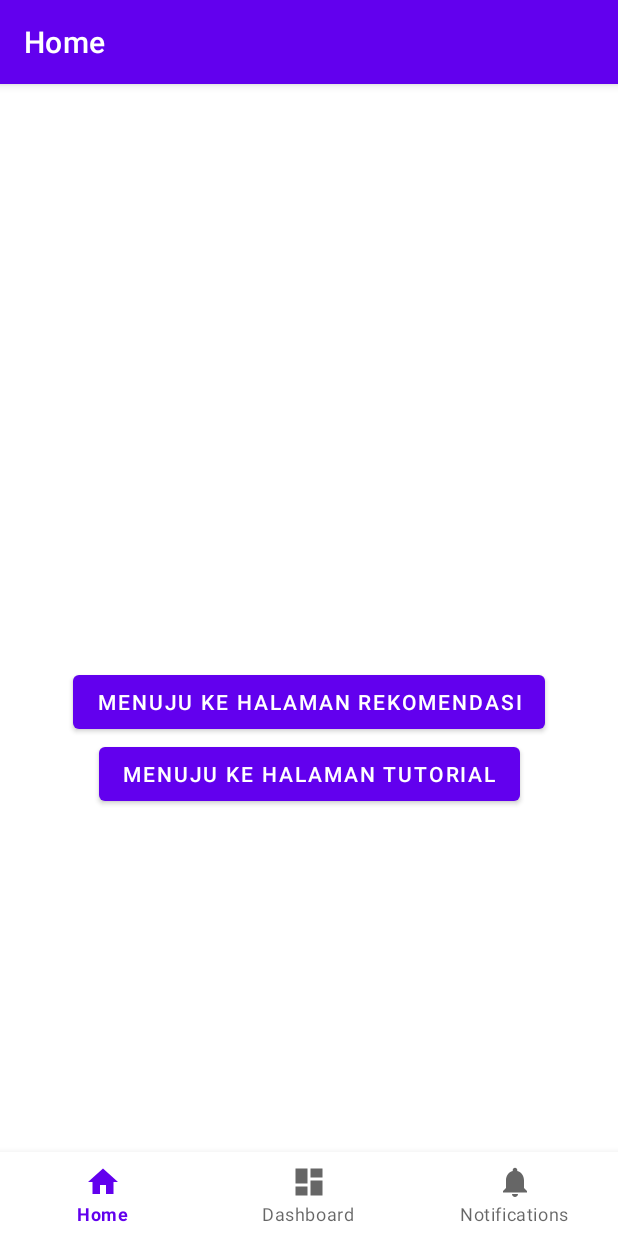
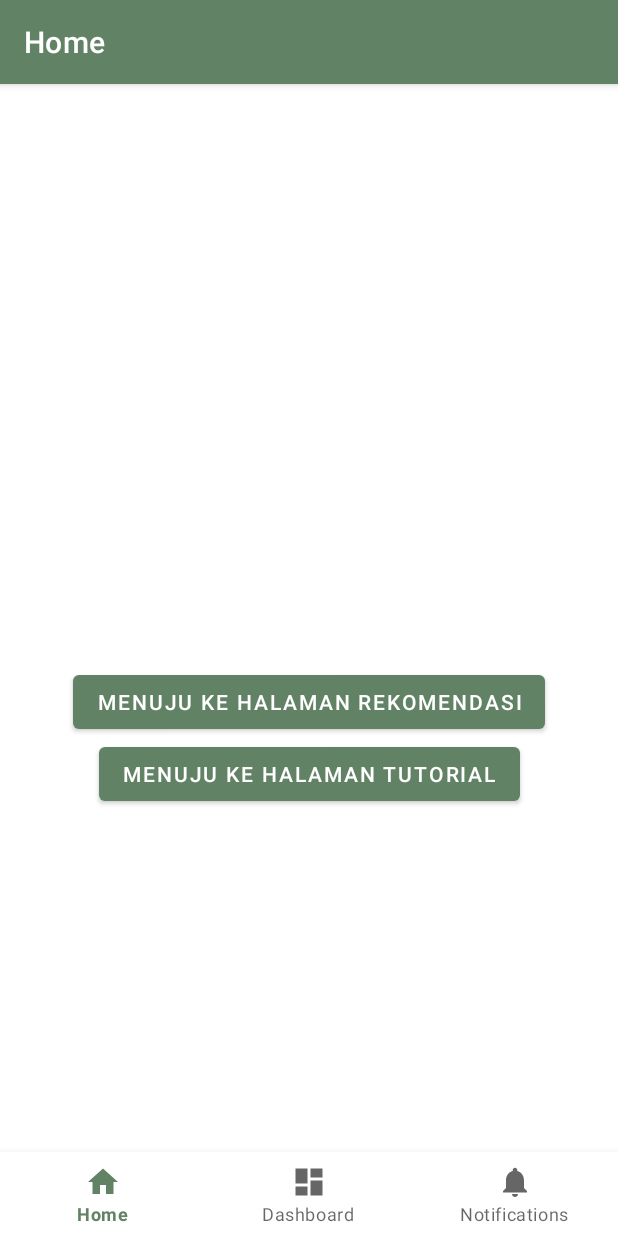
Before and after one commit to dheepss123/EcoDo, an Android app: the screen it shows after launch (MainActivity), on a phone screen of 412 x 824 dp. Run offline under Robolectric (Android 15) with nearby library versions, the phone set to English and light mode, and no system bars; our stand-ins replace navigation-ui.

Commit message:
Update color

```diff
--- a/md/EcoDo/app/src/main/res/values-night/themes.xml
+++ b/md/EcoDo/app/src/main/res/values-night/themes.xml
@@ -2,12 +2,12 @@
     <!-- Base application theme. -->
     <style name="Theme.EcoDo" parent="Theme.MaterialComponents.DayNight.DarkActionBar">
         <!-- Primary brand color. -->
-        <item name="colorPrimary">@color/purple_200</item>
-        <item name="colorPrimaryVariant">@color/purple_700</item>
+        <item name="colorPrimary">@color/dusty_green</item>
+        <item name="colorPrimaryVariant">@color/green</item>
         <item name="colorOnPrimary">@color/black</item>
         <!-- Secondary brand color. -->
-        <item name="colorSecondary">@color/teal_200</item>
-        <item name="colorSecondaryVariant">@color/teal_200</item>
+        <item name="colorSecondary">@color/sprout</item>
+        <item name="colorSecondaryVariant">@color/sprout</item>
         <item name="colorOnSecondary">@color/black</item>
         <!-- Status bar color. -->
         <item name="android:statusBarColor">?attr/colorPrimaryVariant</item>
--- a/md/EcoDo/app/src/main/res/values/colors.xml
+++ b/md/EcoDo/app/src/main/res/values/colors.xml
@@ -8,5 +8,9 @@
     <color name="black">#FF000000</color>
     <color name="white">#FFFFFFFF</color>
     <color name="green">#FF136D33</color>
+    <color name="glade_green">#618264</color>
+    <color name="dusty_green">#79AC78</color>
+    <color name="sprout">#B0D9B1</color>
+    <color name="surf_crest">#D0E7D2</color>
     <color name="filter_color">#F3F4EE</color>
 </resources>
--- a/md/EcoDo/app/src/main/res/values/themes.xml
+++ b/md/EcoDo/app/src/main/res/values/themes.xml
@@ -2,12 +2,12 @@
     <!-- Base application theme. -->
     <style name="Theme.EcoDo" parent="Theme.MaterialComponents.DayNight.DarkActionBar">
         <!-- Primary brand color. -->
-        <item name="colorPrimary">@color/purple_500</item>
-        <item name="colorPrimaryVariant">@color/purple_700</item>
+        <item name="colorPrimary">@color/glade_green</item>
+        <item name="colorPrimaryVariant">@color/green</item>
         <item name="colorOnPrimary">@color/white</item>
         <!-- Secondary brand color. -->
-        <item name="colorSecondary">@color/teal_200</item>
-        <item name="colorSecondaryVariant">@color/teal_700</item>
+        <item name="colorSecondary">@color/sprout</item>
+        <item name="colorSecondaryVariant">@color/surf_crest</item>
         <item name="colorOnSecondary">@color/black</item>
         <!-- Status bar color. -->
         <item name="android:statusBarColor">?attr/colorPrimaryVariant</item>
```
